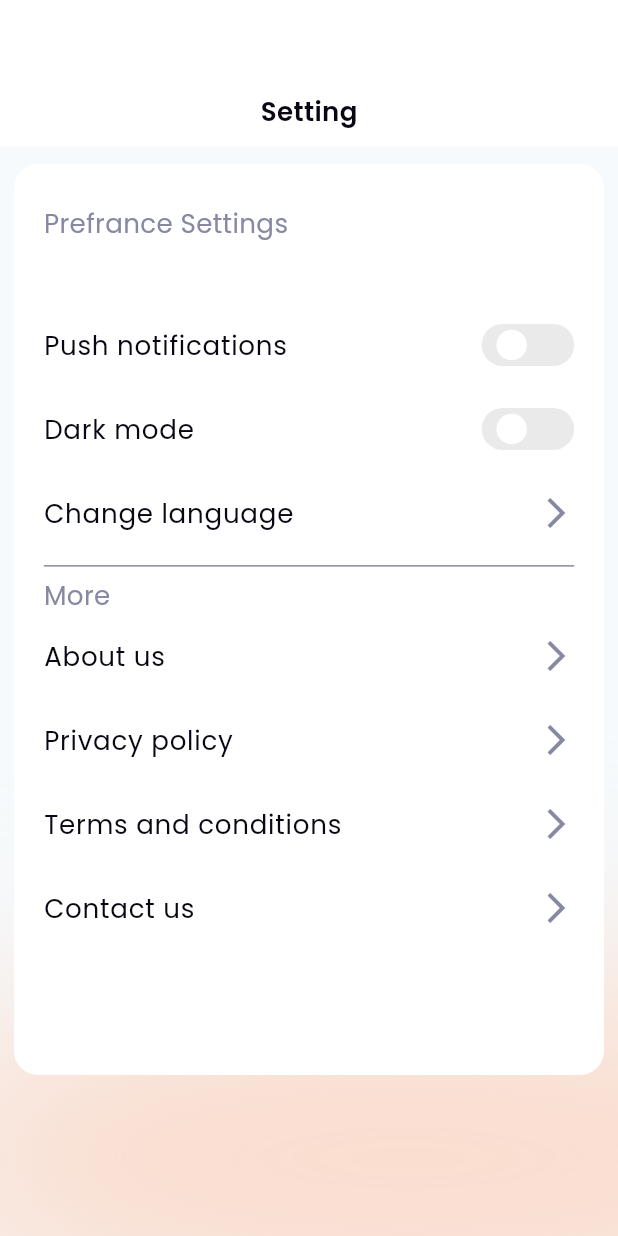
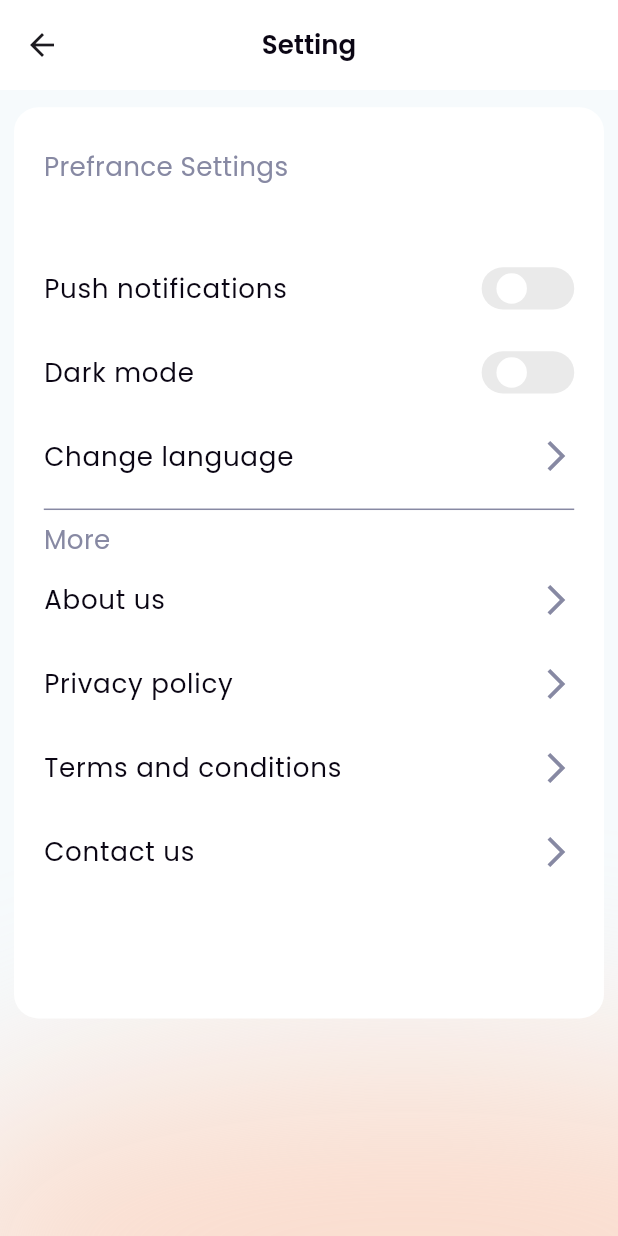
Before and after one commit to KhaledRamadan880/IU-Mushaf, a Flutter app: the SettingsView screen opened directly, on a phone screen of 412 x 824 dp. Run offline on Flutter 3.47's test engine with Material 3 defaults, Android fonts, the phone set to English and light mode, and no system bars; our stand-ins replace device_preview, flutter_bloc, flutter_svg, get_it, persistent_bottom_nav_bar, shared_preferences; accounts and stored records are empty.

Commit message:
Custom App Bar

```diff
--- /dev/null
+++ b/lib/core/widgets/custom_app_bar.dart
@@ -0,0 +1,23 @@
+import 'package:iu_mushaf/core/imports/imports.dart';
+
+AppBar customAppBar(
+  BuildContext context, {
+  required String title,
+  Widget? icon,
+}) {
+  return AppBar(
+    title: CustomText(
+      title.tr(context),
+      style: Styles.style18SemiBold(context),
+    ),
+    centerTitle: true,
+    actions: [
+      icon ?? Container(),
+      SizedBox(
+        width: 40.responsiveWidth(context),
+      ),
+    ],
+    backgroundColor: Theme.of(context).secondaryHeaderColor,
+    toolbarHeight: 62.responsiveHeight(context),
+  );
+}
--- a/lib/features/settings/presentation/views/settings_view.dart
+++ b/lib/features/settings/presentation/views/settings_view.dart
@@ -1,18 +1,17 @@
 import 'package:iu_mushaf/core/imports/imports.dart';
+import 'package:iu_mushaf/core/widgets/custom_app_bar.dart';
 import 'package:iu_mushaf/features/settings/presentation/widgets/setting_view_body.dart';
-import 'package:iu_mushaf/features/settings/presentation/widgets/setting_view_header.dart';
 
 class SettingsView extends StatelessWidget {
   const SettingsView({super.key});
 
   @override
   Widget build(BuildContext context) {
-    return const Scaffold(
-      body: CustomGradientBody(
+    return Scaffold(
+      appBar: customAppBar(context, title: AppStrings.setting),
+      body: const CustomGradientBody(
         body: Column(
           children: [
-            //! Header
-            SettingViewHeader(),
             //! Body
             SettingViewBody(),
           ],
--- a/lib/features/settings/presentation/widgets/setting_view_body.dart
+++ b/lib/features/settings/presentation/widgets/setting_view_body.dart
@@ -19,6 +19,7 @@ class SettingViewBody extends StatelessWidget {
             vertical: 28.responsiveHeight(context),
             horizontal: 18.responsiveWidth(context),
           ),
+          margin: EdgeInsets.only(top: 12.responsiveHeight(context)),
           decoration: BoxDecoration(
             color: Theme.of(context).secondaryHeaderColor,
             borderRadius: BorderRadius.circular(16),
```
